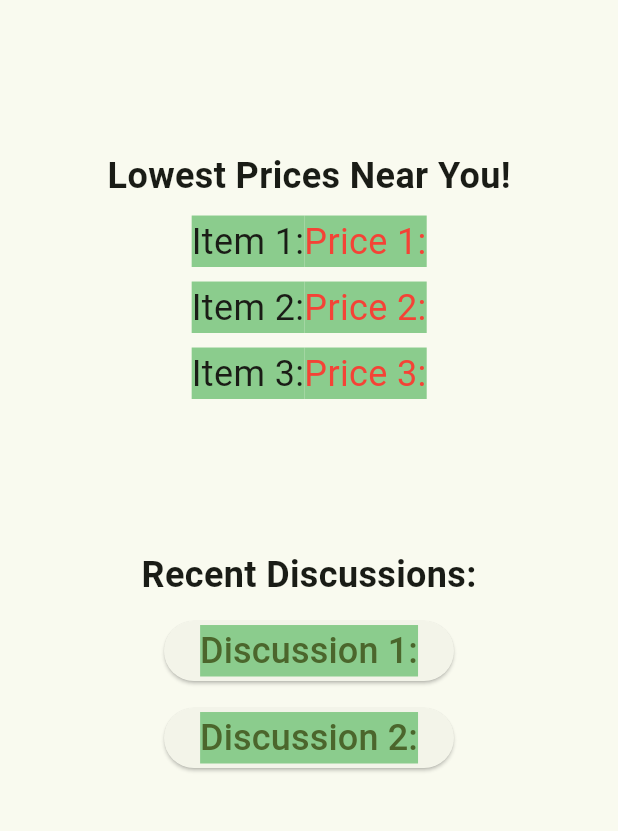
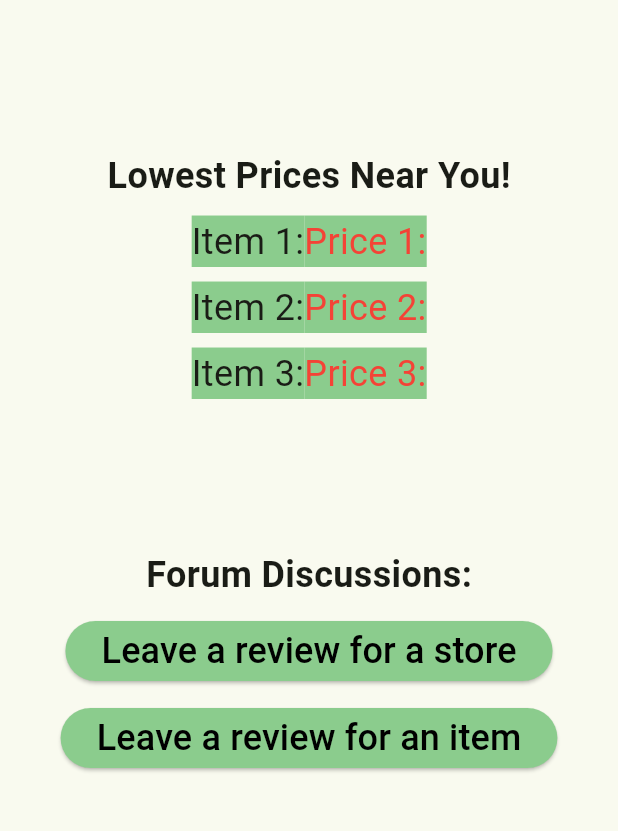
Before and after one commit to GoosiferIO/WareCheap, a Flutter app: the screen it shows after launch, on a phone screen of 412 x 824 dp, the part 84-915 px from its top. Run offline on Flutter 3.47's test engine with Material 2 defaults, Android fonts, the phone set to English and light mode, and no system bars; our stand-ins replace cloud_firestore, firebase_auth, firebase_core, font_awesome_flutter, google_sign_in; accounts and stored records are empty.

Commit message:
Added Navbar Icons/Fixed Home Button

```diff
--- a/lib/home.dart
+++ b/lib/home.dart
@@ -86,7 +86,7 @@ class Home extends StatelessWidget {
               ],
             ),
             const SizedBox(height: 100),
-            const Text('Recent Discussions:',
+            const Text('Forum Discussions:',
                 style: TextStyle(fontSize: 24, fontWeight: FontWeight.bold)),
             const SizedBox(height: 10),
             Column(
@@ -99,10 +99,12 @@ class Home extends StatelessWidget {
                       MaterialPageRoute(builder: (context) => reviewStore()),
                     );
                   },
-                  child: Text('Discussion 1:',
-                      style: TextStyle(
-                          backgroundColor: Color.fromARGB(255, 139, 204, 141),
-                          fontSize: 24)),
+                  style: ElevatedButton.styleFrom(
+                    backgroundColor: const Color.fromARGB(
+                        255, 139, 204, 141), // Change button color
+                  ),
+                  child: const Text('Leave a review for a store',
+                      style: TextStyle(color: Colors.black, fontSize: 24)),
                 ),
                 const SizedBox(height: 10),
                 ElevatedButton(
@@ -112,10 +114,12 @@ class Home extends StatelessWidget {
                       MaterialPageRoute(builder: (context) => reviewStore()),
                     );
                   },
-                  child: Text('Discussion 2:',
-                      style: TextStyle(
-                          backgroundColor: Color.fromARGB(255, 139, 204, 141),
-                          fontSize: 24)),
+                  style: ElevatedButton.styleFrom(
+                    backgroundColor: const Color.fromARGB(
+                        255, 139, 204, 141), // Change button color
+                  ),
+                  child: const Text('Leave a review for an item',
+                      style: TextStyle(color: Colors.black, fontSize: 24)),
                 ),
               ],
             ),
--- a/lib/navbar.dart
+++ b/lib/navbar.dart
@@ -1,6 +1,8 @@
+import 'package:firebase_auth/firebase_auth.dart';
 import 'package:flutter/material.dart';
 import 'package:warecheap/storereview.dart';
 import 'package:warecheap/itemreview.dart';
+import 'package:font_awesome_flutter/font_awesome_flutter.dart';
 
 @override
 Widget navBar(context) {
@@ -22,7 +24,8 @@ Widget navBar(context) {
         ),
         const Divider(),
         ListTile(
-          leading: const Icon(Icons.account_circle),
+          // ignore: deprecated_member_use
+          leading: const FaIcon(FontAwesomeIcons.home),
           title: const Text('Home'),
           onTap: () {
             Navigator.pushNamedAndRemoveUntil(
@@ -50,7 +53,7 @@ Widget navBar(context) {
           title: const Text('Forum'),
           children: [
             ListTile(
-              leading: const Icon(Icons.subdirectory_arrow_right),
+              leading: const FaIcon(FontAwesomeIcons.comment),
               title: const Text('Leave a review for a store'),
               onTap: () {
                 // Navigate to Screen2 (View2)
@@ -61,7 +64,7 @@ Widget navBar(context) {
               },
             ),
             ListTile(
-              leading: const Icon(Icons.subdirectory_arrow_right),
+              leading: const FaIcon(FontAwesomeIcons.comment),
               title: const Text('Leave a review for an item'),
               onTap: () {
                 // Navigate to Screen2 (View2)
@@ -75,7 +78,7 @@ Widget navBar(context) {
         ),
         const Divider(),
         ListTile(
-          leading: const Icon(Icons.settings),
+          leading: const FaIcon(FontAwesomeIcons.google),
           title: const Text('Google Sign Up'),
           onTap: () {
             Navigator.pushNamedAndRemoveUntil(
@@ -87,7 +90,8 @@ Widget navBar(context) {
         ),
         const Divider(),
         ListTile(
-          leading: const Icon(Icons.settings),
+          // ignore: deprecated_member_use
+          leading: const FaIcon(FontAwesomeIcons.solidUserCircle),
           title: const Text('Profile Page'),
           onTap: () {
             Navigator.pushNamedAndRemoveUntil(
@@ -99,7 +103,7 @@ Widget navBar(context) {
         ),
         const Divider(),
         ListTile(
-          leading: const Icon(Icons.settings),
+          leading: const FaIcon(FontAwesomeIcons.solidIdBadge),
           title: const Text('Authors'),
           onTap: () {
             Navigator.pushNamedAndRemoveUntil(
```
Also changed, not shown: pubspec.lock, 1 other file.
